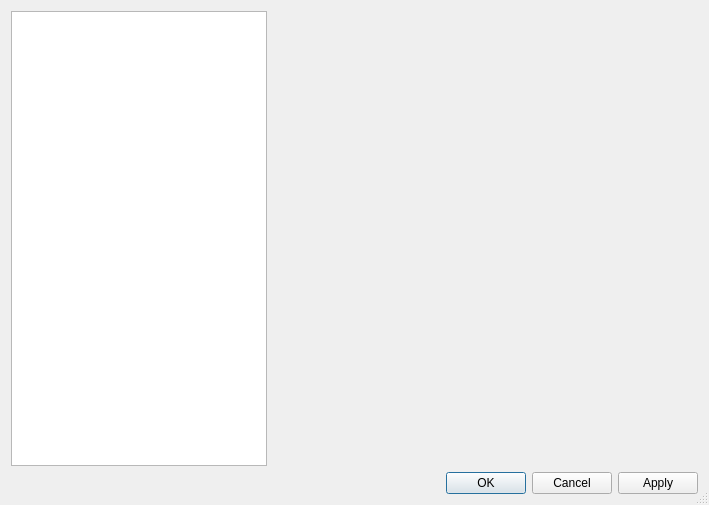
First picture: the form in src/mumble/ConfigDialog.ui, repository Hartmnt/mumble, before the edit.
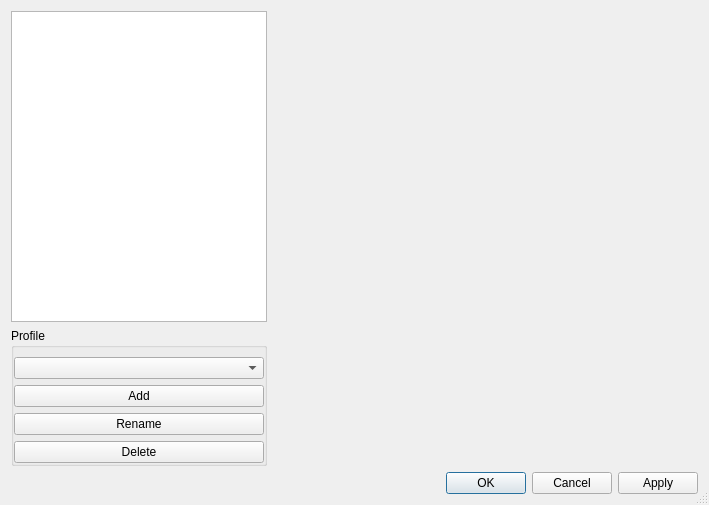
Second picture: the form after the edit.

Commit message: FEAT(client): Profiles frontend

```diff
--- a/src/mumble/ConfigDialog.ui
+++ b/src/mumble/ConfigDialog.ui
@@ -45,7 +45,52 @@
      </property>
     </widget>
    </item>
-   <item row="1" column="0" colspan="3">
+   <item row="1" column="0">
+    <widget class="QGroupBox" name="qgbProfiles">
+     <property name="title">
+      <string>Profile</string>
+     </property>
+     <layout class="QVBoxLayout" name="verticalLayout">
+      <property name="leftMargin">
+       <number>0</number>
+      </property>
+      <property name="topMargin">
+       <number>9</number>
+      </property>
+      <property name="rightMargin">
+       <number>0</number>
+      </property>
+      <property name="bottomMargin">
+       <number>0</number>
+      </property>
+      <item>
+       <widget class="QComboBox" name="qcbProfiles"/>
+      </item>
+      <item>
+       <widget class="QPushButton" name="qpbProfileAdd">
+        <property name="text">
+         <string>Add</string>
+        </property>
+       </widget>
+      </item>
+      <item>
+       <widget class="QPushButton" name="qpbProfileRename">
+        <property name="text">
+         <string>Rename</string>
+        </property>
+       </widget>
+      </item>
+      <item>
+       <widget class="QPushButton" name="qpbProfileDelete">
+        <property name="text">
+         <string>Delete</string>
+        </property>
+       </widget>
+      </item>
+     </layout>
+    </widget>
+   </item>
+   <item row="2" column="0" colspan="3">
     <layout class="QHBoxLayout" name="horizontalLayout">
      <item>
       <widget class="QDialogButtonBox" name="pageButtonBox">
@@ -79,7 +124,7 @@
      </item>
     </layout>
    </item>
-   <item row="0" column="1">
+   <item row="0" column="2" rowspan="2">
     <widget class="QStackedWidget" name="qswPages">
      <property name="sizePolicy">
       <sizepolicy hsizetype="Expanding" vsizetype="Expanding">
```
Left out of the diff: 18 changed lines with no effect on the pictures. The commit also changes 2 other files.
